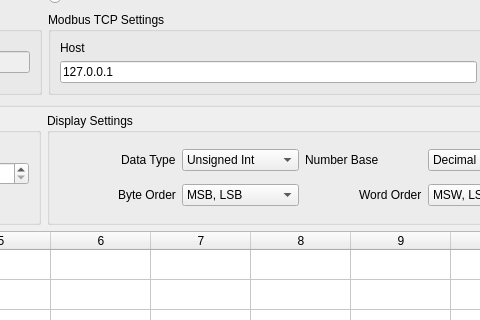
This is ui_files/modbus_visualizer.ui in AlexEshoo/modbus_visualizer as Qt 5 draws it before an edit; both pictures show x 487 to 967 and y 81 to 401 of the 1063 by 674 pixel window. The edited form follows.
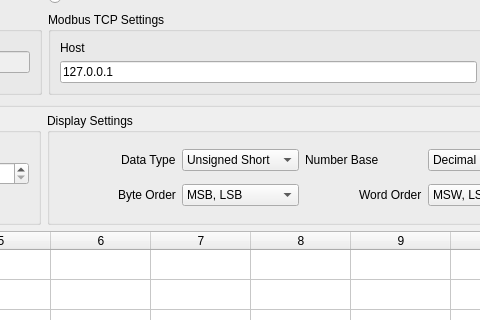
This is the edited form.

Commit message: corrected data type names

What changed in the file:
```diff
--- a/ui_files/modbus_visualizer.ui
+++ b/ui_files/modbus_visualizer.ui
@@ -438,7 +438,7 @@
             </property>
             <item>
              <property name="text">
-              <string>Unsigned Int</string>
+              <string>Unsigned Short</string>
              </property>
             </item>
             <item>
```
Left out of the diff: 2 changed lines with no effect on the pictures. The commit also changes 1 other file.
